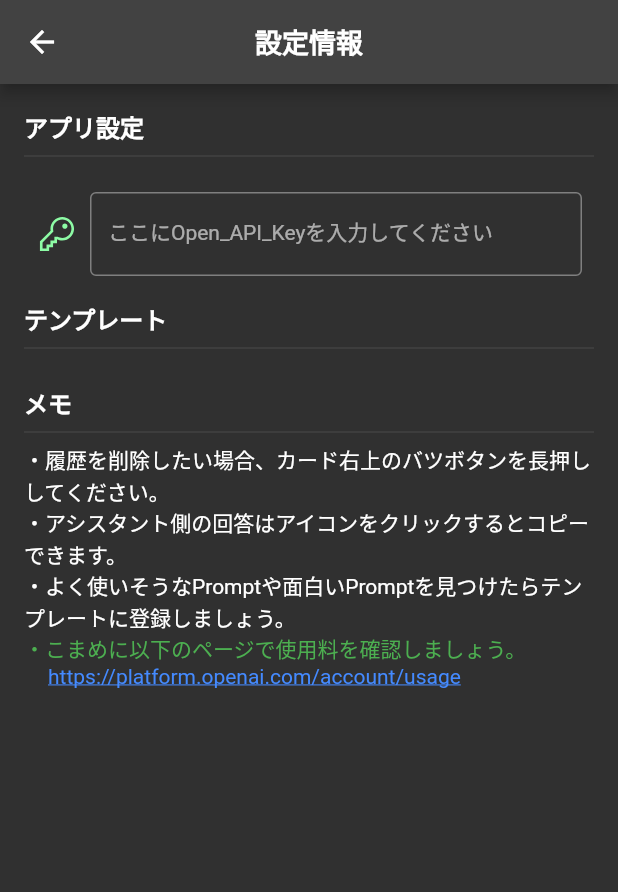
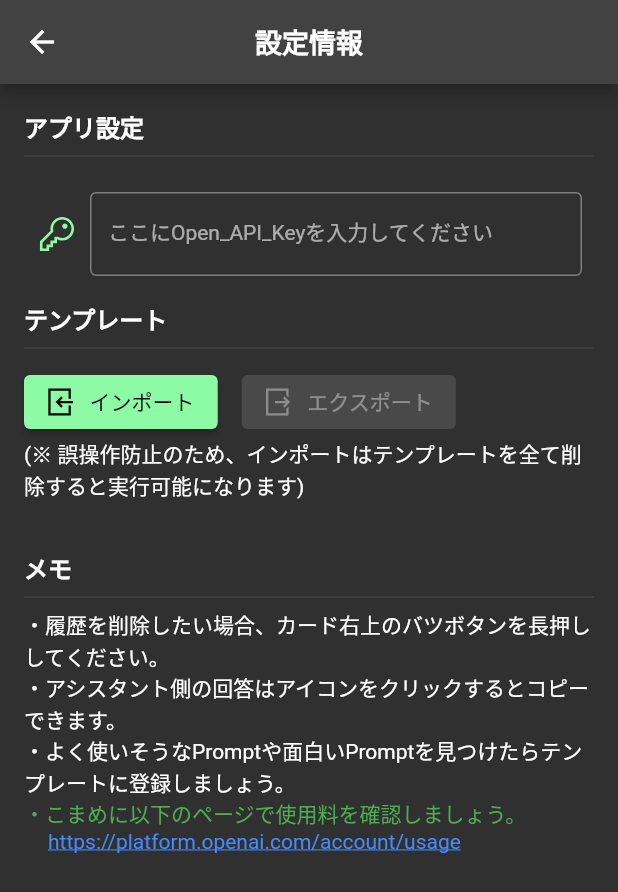
Before and after one commit to hotdrop/my-assistant, a Flutter app: the SettingsPage screen opened directly, on a phone screen of 412 x 824 dp. Shown: the top 892 px of the screen. Run offline on Flutter 3.47's test engine with Material 2 defaults, Android fonts, the phone set to English and light mode, and no system bars; our stand-ins replace firebase_core, flutter_markdown, flutter_riverpod, freezed_annotation, hive_flutter, line_icons and 3 more; missing offline and left inert: dart:html, fast_cached_network_image, file_selector, flutter_highlighter, image_network, markdown; accounts and stored records are empty; generated files the repository leaves out were written again; Roboto replaces fonts that are missing (Note Sans JP).

Commit message:
feat: インポート機能を実装

```diff
--- a/lib/data/template_repository.dart
+++ b/lib/data/template_repository.dart
@@ -13,6 +13,12 @@ class TemplateRepository {
     return await _ref.read(templateDaoProvider).findAll();
   }
 
+  Future<void> saveAll(List<Template> templates) async {
+    for (var t in templates) {
+      await _ref.read(templateDaoProvider).create(t.title, t.contents);
+    }
+  }
+
   Future<Template> create({required String title, required String contents}) async {
     return await _ref.read(templateDaoProvider).create(title, contents);
   }
--- a/lib/ui/setting/settings_page.dart
+++ b/lib/ui/setting/settings_page.dart
@@ -1,6 +1,8 @@
 import 'package:assistant_me/common/app_theme.dart';
 import 'package:assistant_me/model/app_settings.dart';
+import 'package:assistant_me/ui/setting/setting_controller.dart';
 import 'package:assistant_me/ui/widgets/app_text.dart';
+import 'package:file_selector/file_selector.dart';
 import 'package:flutter/material.dart';
 import 'package:flutter_riverpod/flutter_riverpod.dart';
 import 'package:line_icons/line_icon.dart';
@@ -28,6 +30,17 @@ class SettingsPage extends StatelessWidget {
             const SizedBox(height: 16),
             AppText.large('テンプレート', isBold: true),
             const Divider(),
+            const SizedBox(height: 4),
+            Row(
+              mainAxisAlignment: MainAxisAlignment.start,
+              children: const [
+                _ViewTemplateImportButton(),
+                SizedBox(width: 16),
+                _ViewTemplateExportButton(),
+              ],
+            ),
+            AppText.normal('(※ 誤操作防止のため、インポートはテンプレートを全て削除すると実行可能になります)'),
+            const _ViewTempleteMessage(),
             const SizedBox(height: 16),
             AppText.large('メモ', isBold: true),
             const Divider(),
@@ -77,6 +90,57 @@ class _ViewInputApiKey extends ConsumerWidget {
   }
 }
 
+class _ViewTemplateImportButton extends ConsumerWidget {
+  const _ViewTemplateImportButton();
+
+  @override
+  Widget build(BuildContext context, WidgetRef ref) {
+    final enable = ref.watch(templateCanImportProvider);
+    return ElevatedButton.icon(
+      onPressed: enable ? () async => await execImport(ref) : null,
+      icon: LineIcon(LineIcons.fileImport),
+      label: AppText.normal('インポート'),
+    );
+  }
+
+  Future<void> execImport(WidgetRef ref) async {
+    const fileTypeGroup = XTypeGroup(label: 'json', extensions: <String>['json']);
+    final file = await openFile(acceptedTypeGroups: [fileTypeGroup]);
+    if (file != null) {
+      final rawData = await file.readAsString();
+      await ref.read(settingControllerProvider.notifier).importTemplate(rawData);
+    }
+  }
+}
+
+class _ViewTemplateExportButton extends ConsumerWidget {
+  const _ViewTemplateExportButton();
+
+  @override
+  Widget build(BuildContext context, WidgetRef ref) {
+    final enable = ref.watch(templateCanExportProvider);
+    return ElevatedButton.icon(
+      onPressed: enable ? () => execExport(context, ref) : null,
+      icon: LineIcon(LineIcons.fileExport),
+      label: AppText.normal('エクスポート'),
+    );
+  }
+
+  void execExport(BuildContext context, WidgetRef ref) {
+    ref.read(settingControllerProvider.notifier).exportTemplate();
+  }
+}
+
+class _ViewTempleteMessage extends ConsumerWidget {
+  const _ViewTempleteMessage();
+
+  @override
+  Widget build(BuildContext context, WidgetRef ref) {
+    final message = ref.watch(templateMessageStateProvider);
+    return AppText.normal(message ?? '', textColor: AppTheme.primaryColor);
+  }
+}
+
 class _ViewMemoList extends StatelessWidget {
   const _ViewMemoList();
 
--- a/pubspec.yaml
+++ b/pubspec.yaml
@@ -40,6 +40,7 @@ dependencies:
   hive_flutter: ^1.1.0
 
   # other
+  file_selector: ^0.9.2+4
   url_launcher: ^6.1.10
   intl: ^0.17.0
   logger: ^1.2.2
```
Also changed, not shown: lib/data/assist_repository.dart (+1 -22 lines), lib/model/template.dart (+28 -0 lines), lib/ui/setting/setting_controller.dart (added, +39 -0 lines), pubspec.lock.
